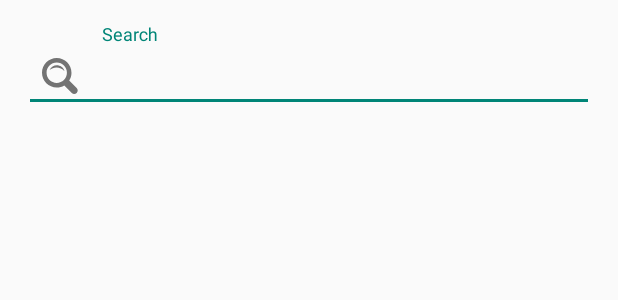
After one commit to NevesRafa/app_tenki, an Android app: the layout activity_search_screen.xml on its own in the app's theme, with its tools: preview values and no code run, on a phone screen of 412 x 824 dp. The commit adds this screen. Shown: the top 300 px of the screen. Run offline under Robolectric (Android 15) with nearby library versions, the phone set to English and light mode, and no system bars.

Commit message:
Criado SearchScreenActivity.kt, SearchScreenPresenter.kt e activity_search_screen.xml Começando a desenhar o layout activity_search_screen.xml

```diff
--- a/app/src/main/AndroidManifest.xml
+++ b/app/src/main/AndroidManifest.xml
@@ -14,6 +14,9 @@
         android:theme="@style/Theme.AppCompat.Light.NoActionBar"
         tools:targetApi="31">
         <activity
+            android:name=".search_screen.SearchScreenActivity"
+            android:exported="false" />
+        <activity
             android:name=".home_screen.HomeScreenActivity"
             android:exported="true">
             <intent-filter>
@@ -22,6 +25,7 @@
                 <category android:name="android.intent.category.LAUNCHER" />
             </intent-filter>
         </activity>
+
         <meta-data
             android:name="preloaded_fonts"
             android:resource="@array/preloaded_fonts" />
--- /dev/null
+++ b/app/src/main/java/com/nevesrafael/tenki/search_screen/SearchScreenPresenter.kt
@@ -0,0 +1,4 @@
+package com.nevesrafael.tenki.search_screen
+
+class SearchScreenPresenter {
+}
--- a/app/src/main/res/layout/activity_home_screen.xml
+++ b/app/src/main/res/layout/activity_home_screen.xml
@@ -9,8 +9,8 @@
     <ImageView
         android:layout_width="match_parent"
         android:layout_height="match_parent"
-        android:scaleType="fitXY"
-        android:background="@color/black" />
+        android:background="@color/black"
+        android:scaleType="fitXY" />
 
     <TextView
         android:id="@+id/city_name"
@@ -24,6 +24,7 @@
         android:textColor="@color/white"
         android:textSize="30sp"
         android:textStyle="bold"
+        app:layout_constraintBottom_toTopOf="@id/temperature"
         app:layout_constraintEnd_toEndOf="parent"
         app:layout_constraintHorizontal_bias="0"
         app:layout_constraintStart_toStartOf="parent"
--- /dev/null
+++ b/app/src/main/res/layout/activity_search_screen.xml
@@ -0,0 +1,28 @@
+<?xml version="1.0" encoding="utf-8"?>
+<androidx.constraintlayout.widget.ConstraintLayout xmlns:android="http://schemas.android.com/apk/res/android"
+    xmlns:app="http://schemas.android.com/apk/res-auto"
+    android:layout_width="match_parent"
+    android:layout_height="wrap_content">
+
+    <com.google.android.material.textfield.TextInputLayout
+        android:id="@+id/search_input_text"
+        android:layout_width="match_parent"
+        android:layout_height="wrap_content"
+        android:layout_marginStart="16dp"
+        android:layout_marginTop="16dp"
+        android:layout_marginEnd="16dp"
+        android:hint="Search"
+        app:layout_constraintEnd_toEndOf="parent"
+        app:layout_constraintStart_toStartOf="parent"
+        app:layout_constraintTop_toTopOf="parent"
+        app:startIconDrawable="@drawable/ic_search">
+
+        <com.google.android.material.textfield.TextInputEditText
+            android:id="@+id/search"
+            android:layout_width="match_parent"
+            android:layout_height="wrap_content"
+            android:inputType="text" />
+
+    </com.google.android.material.textfield.TextInputLayout>
+
+</androidx.constraintlayout.widget.ConstraintLayout>
```
Also changed, not shown: app/src/main/java/com/nevesrafael/tenki/search_screen/SearchScreenActivity.kt (added, +12 -0 lines).
